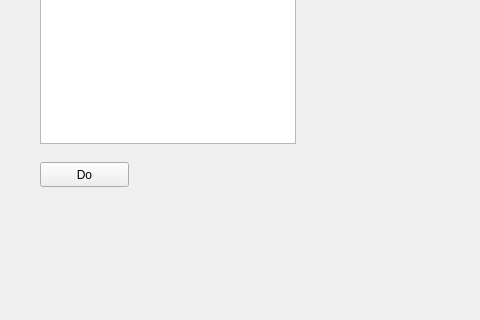
Before: the Qt Designer form mainwindow.ui in mkubasz/Utils, drawn with Qt 5; both pictures show x 0 to 480 and y 124 to 444 of the 669 by 444 pixel window.
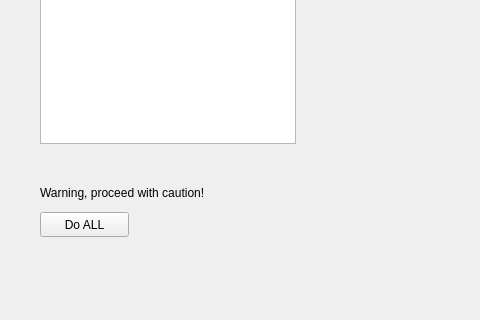
After: the same form once the commit is applied.

The edit to the form file:
```diff
--- a/mainwindow.ui
+++ b/mainwindow.ui
@@ -18,13 +18,13 @@
     <property name="geometry">
      <rect>
       <x>40</x>
-      <y>250</y>
+      <y>300</y>
       <width>89</width>
       <height>25</height>
      </rect>
     </property>
     <property name="text">
-     <string>Do</string>
+     <string>Do ALL</string>
     </property>
    </widget>
    <widget class="QPushButton" name="btnLoad">
@@ -88,6 +88,19 @@
      <string>Reload</string>
     </property>
    </widget>
+   <widget class="QLabel" name="label">
+    <property name="geometry">
+     <rect>
+      <x>40</x>
+      <y>270</y>
+      <width>221</width>
+      <height>21</height>
+     </rect>
+    </property>
+    <property name="text">
+     <string>Warning, proceed with caution!</string>
+    </property>
+   </widget>
   </widget>
   <widget class="QMenuBar" name="menuBar">
    <property name="geometry">
```
Left out of the diff: 2 changed lines with no effect on the pictures.
